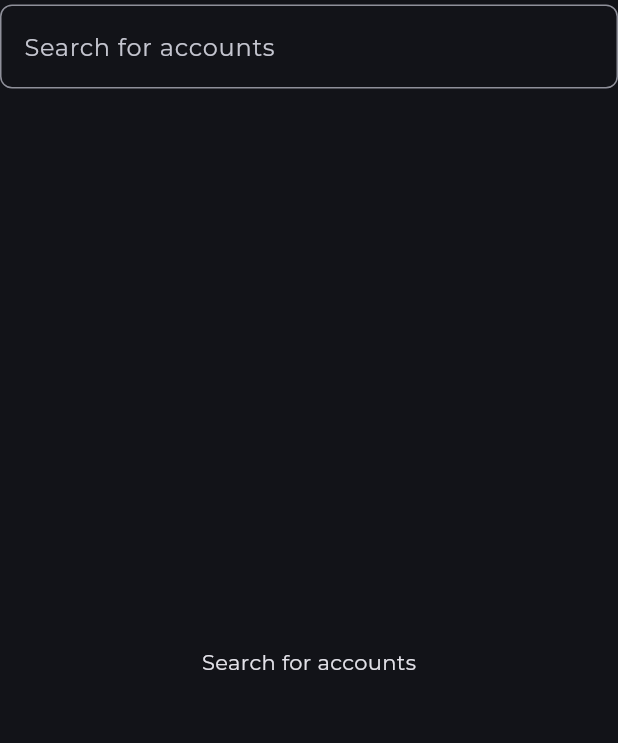
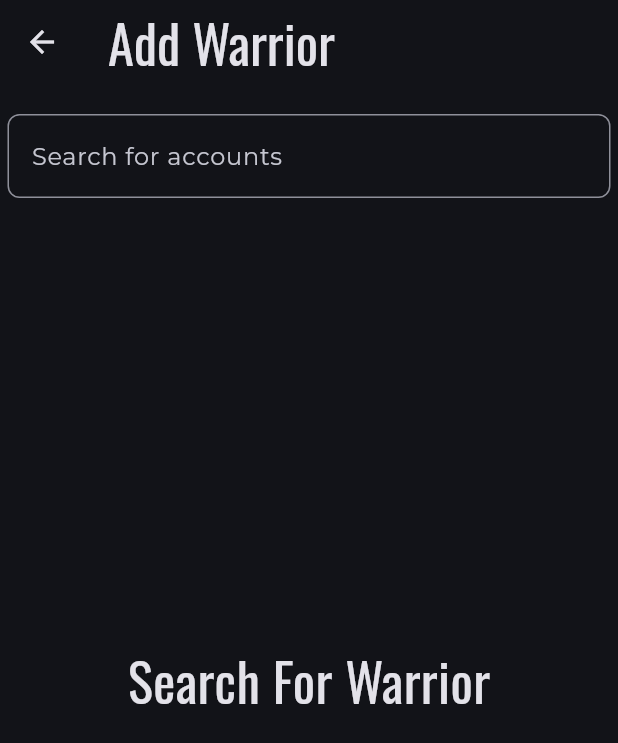
Before and after one commit to EmpathyYT/GymTracker, a Flutter app: the AddWarriorWidget screen opened directly, on a phone screen of 412 x 824 dp. Shown: the top 743 px of the screen. Run offline on Flutter 3.47's test engine with Material 3 defaults, Android fonts, the phone set to English and light mode, and no system bars; our stand-ins replace animated_text_kit, bloc, cloud_firestore, equatable, firebase_auth, firebase_core and 4 more; accounts and stored records are empty; generated files the repository leaves out were written again.

Commit message:
Finally finished the migration of the kin adding from a page to a route, small progress in finishing notifications.

```diff
--- a/lib/utils/dialogs/user_info_card_dialog.dart
+++ b/lib/utils/dialogs/user_info_card_dialog.dart
@@ -18,7 +18,6 @@ Future<void> showUserCard({
               userData[nameFieldName],
               style: const TextStyle(
                 fontSize: 26,
-                fontWeight: FontWeight.bold,
               ),
             ),
             const Spacer(),
@@ -44,7 +43,7 @@ Future<void> showUserCard({
               child: Text(
                 (userData[bioFieldName] as String).isNotEmpty
                     ? userData[bioFieldName]
-                    : 'This user does not have a bio',
+                    : "Warrior's story is yet to be written...",
                 textAlign: TextAlign.left,
                 style: const TextStyle(
                   fontSize: 17,
--- a/lib/utils/widgets/universal_card.dart
+++ b/lib/utils/widgets/universal_card.dart
@@ -35,7 +35,7 @@ class UniversalCard extends StatelessWidget {
                 if (isNewRequests) {
                   return [
                     const Text(
-                      "New FRQs Available",
+                      "New KRQs Available",
                       style: TextStyle(
                         fontSize: 22,
                         fontWeight: FontWeight.w100,
@@ -52,7 +52,7 @@ class UniversalCard extends StatelessWidget {
                 } else {
                   return [
                     const Text(
-                      "No New FRQs",
+                      "No New KRQs",
                       style: TextStyle(
                         fontSize: 22,
                         fontWeight: FontWeight.w100,
--- a/lib/views/main_page.dart
+++ b/lib/views/main_page.dart
@@ -9,7 +9,7 @@ import 'package:gymtracker/constants/routes.dart';
 import 'package:gymtracker/cubit/main_page_cubit.dart';
 import 'package:gymtracker/services/cloud/cloud_notification.dart';
 import 'package:gymtracker/services/cloud/firestore_notification_controller.dart';
-import 'package:gymtracker/views/main_page_widgets/friends_viewer.dart';
+import 'package:gymtracker/views/main_page_widgets/kins_viewer.dart';
 import 'package:gymtracker/views/main_page_widgets/routes/add_warrior.dart';
 import 'package:gymtracker/views/main_page_widgets/squad_creator.dart';
 import 'package:gymtracker/views/main_page_widgets/squad_selector.dart';
@@ -100,7 +100,7 @@ class _MainPageState extends State<MainPage> {
                           onPressed: () {
                             Navigator.of(context).push(
                               MaterialPageRoute(
-                                builder: (context) => BlocProvider.value(
+                                builder: (_) => BlocProvider.value(
                                   value: context.read<MainPageCubit>(),
                                   child: const AddWarriorWidget(),
                                 ),
--- a/lib/views/main_page_widgets/routes/add_warrior.dart
+++ b/lib/views/main_page_widgets/routes/add_warrior.dart
@@ -1,9 +1,10 @@
 import 'package:cloud_firestore/cloud_firestore.dart';
 import 'package:flutter/material.dart';
 import 'package:flutter_bloc/flutter_bloc.dart';
+import 'package:google_fonts/google_fonts.dart';
+import 'package:gymtracker/constants/cloud_contraints.dart';
 import 'package:gymtracker/cubit/main_page_cubit.dart';
 import 'package:gymtracker/exceptions/cloud_exceptions.dart';
-import 'package:gymtracker/constants/cloud_contraints.dart';
 import 'package:gymtracker/services/cloud/firestore_user_controller.dart';
 import 'package:gymtracker/utils/dialogs/error_dialog.dart';
 import 'package:gymtracker/utils/dialogs/success_dialog.dart';
@@ -66,12 +67,25 @@ class _AddWarriorWidgetState extends State<AddWarriorWidget> {
           }
         }
       },
-      child: Column(
+      child: Scaffold(
+        appBar: AppBar(
+          title: Text(
+            'Add Warrior',
+            style: GoogleFonts.oswald(
+              fontSize: 35,
+            ),
+          ),
+        ),
+        body: Column(
           crossAxisAlignment: CrossAxisAlignment.start,
           mainAxisSize: MainAxisSize.min,
           children: [
-          const Padding(padding: EdgeInsets.all(1.5)),
-          TextField(
+            const Padding(
+              padding: EdgeInsets.only(top: 10, bottom: 10),
+            ),
+            Padding(
+              padding: const EdgeInsets.only(left: 5, right: 5),
+              child: TextField(
                 controller: _searchController,
                 onChanged: _searchSubject.add,
                 decoration: InputDecoration(
@@ -85,33 +99,26 @@ class _AddWarriorWidgetState extends State<AddWarriorWidget> {
                   ),
                 ),
               ),
+            ),
             Expanded(
               child: StreamBuilder<QuerySnapshot<Map<String, dynamic>>?>(
                   stream: _searchStream,
                   builder: (context, snapshot) {
                     if (snapshot.connectionState == ConnectionState.waiting) {
-                    return const Center(
-                      child: Text('Search for accounts'),
-                    );
+                      return _buildStreamTextRes("Search For Warrior");
                     }
 
                     if (snapshot.hasError) {
-                    return const Center(
-                      child: Text('An error occurred'),
-                    );
+                      return _buildStreamTextRes("An Error Occurred");
                     }
 
                     if (snapshot.data == null) {
-                    return const Center(
-                      child: Text('Search for accounts'),
-                    );
+                      return _buildStreamTextRes("Search For Warrior");
                     }
 
                     final users = snapshot.data!.docs;
                     if (users.isEmpty) {
-                    return const Center(
-                      child: Text('No users found'),
-                    );
+                      return _buildStreamTextRes("No Warriors Found");
                     }
                     return ListView.builder(
                       itemCount: users.length,
@@ -121,6 +128,9 @@ class _AddWarriorWidgetState extends State<AddWarriorWidget> {
                         return ListTile(
                           title: Text(
                             user.data()[nameFieldName],
+                            style: GoogleFonts.oswald(
+                              fontSize: 25,
+                            ),
                           ),
                           trailing: IconButton(
                             icon: const Icon(Icons.person_add),
@@ -148,6 +158,21 @@ class _AddWarriorWidgetState extends State<AddWarriorWidget> {
             ),
           ],
         ),
+      ),
+    );
+  }
+
+  Center _buildStreamTextRes(String text) {
+    return Center(
+      child: Padding(
+        padding: const EdgeInsets.only(bottom: 50),
+        child: Text(
+          text,
+          style: GoogleFonts.oswald(
+            fontSize: 35,
+          ),
+        ),
+      ),
     );
   }
 }
```
Also changed, not shown: lib/views/main_page_widgets/routes/krq_notifications.dart (added, +15 -0 lines), lib/views/main_page_widgets/kins_viewer.dart (renamed from lib/views/main_page_widgets/friends_viewer.dart). Lines whose indentation alone changed are shown as unchanged.
